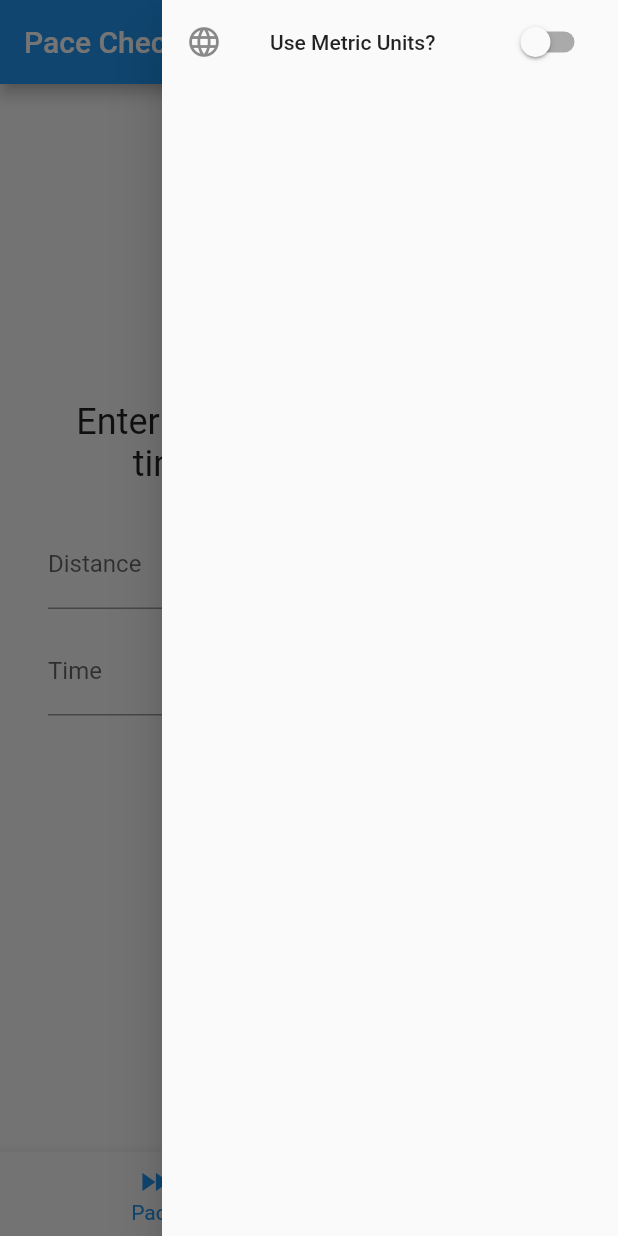
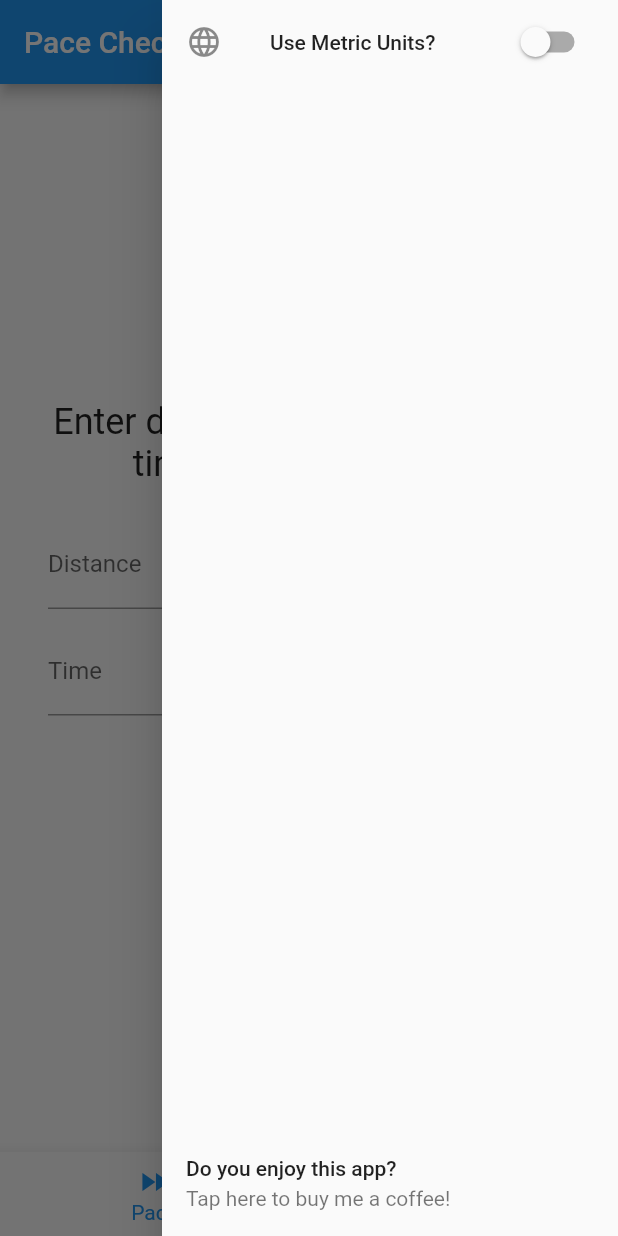
Before and after one commit to bmanley91/pace-setter-app, a Flutter app: the screen it shows after launch, with the side drawer open, on a phone screen of 412 x 824 dp. Run offline on Flutter 3.47's test engine with Material 2 defaults, Android fonts, the phone set to English and light mode, and no system bars; our stand-ins replace flutter_redux, redux.

Commit message:
Added link to support (#24)
* Added dedicated mapper file

* Use shared mapper functions

* Added url_launcher

* Implemented shill tile

* Removed .fluter-plugins files

```diff
--- /dev/null
+++ b/lib/util/constants.dart
@@ -0,0 +1 @@
+const String kofiUrl = 'https://ko-fi.com/bmanley91';
--- /dev/null
+++ b/lib/util/mappers.dart
@@ -0,0 +1,4 @@
+String mapMetricStoreStateToString(bool state) =>
+    state ? 'kilometers' : 'miles';
+
+String mapMetricStoreStateToShortString(bool state) => state ? 'km' : 'mi';
--- a/lib/widgets/distance_field.dart
+++ b/lib/widgets/distance_field.dart
@@ -1,5 +1,6 @@
 import 'package:flutter/material.dart';
 import 'package:flutter_redux/flutter_redux.dart';
+import 'package:pace_tracker_app/util/mappers.dart';
 
 class DistanceField extends StatefulWidget {
   final ValueChanged<String> onChanged;
@@ -16,7 +17,7 @@ class _DistanceFieldState extends State<DistanceField> {
   @override
   Widget build(BuildContext context) {
     return StoreConnector<bool, String>(
-        converter: (store) => _mapStoreStateToString(store.state),
+        converter: (store) => mapMetricStoreStateToString(store.state),
         builder: (context, unit) {
           return Padding(
               padding: const EdgeInsets.only(top: 12),
@@ -32,9 +33,4 @@ class _DistanceFieldState extends State<DistanceField> {
               ));
         });
   }
-
-  String _mapStoreStateToString(bool storeState) {
-    debugPrint('Mapping store state $storeState');
-    return storeState ? 'kilometers' : 'miles';
-  }
 }
--- a/lib/widgets/pace_calculator.dart
+++ b/lib/widgets/pace_calculator.dart
@@ -1,5 +1,6 @@
 import 'package:flutter/material.dart';
 import 'package:flutter_redux/flutter_redux.dart';
+import 'package:pace_tracker_app/util/mappers.dart';
 import 'package:pace_tracker_app/widgets/calculator_field.dart';
 import 'package:pace_tracker_app/widgets/clear_button.dart';
 
@@ -62,8 +63,8 @@ class _PaceCalculatorState extends State<PaceCalculator> {
 
   @override
   Widget build(BuildContext context) {
-    return StoreConnector<bool, String>(
-      builder: (context, unit) {
+    return StoreConnector<bool, _PaceCalculatorViewModel>(
+        builder: (BuildContext context, _PaceCalculatorViewModel viewModel) {
           return Form(
               child: Column(
             mainAxisSize: MainAxisSize.min,
@@ -72,8 +73,8 @@ class _PaceCalculatorState extends State<PaceCalculator> {
                   padding: const EdgeInsets.only(bottom: 12),
                   child: Text(
                     _pace.isNotEmpty
-                      ? 'Pace: $_pace per $unit'
-                      : 'Enter distance in $unit and total time to calculate pace',
+                        ? 'Pace: $_pace per ${viewModel.unitShortString}'
+                        : 'Enter distance in ${viewModel.unitString} and total time to calculate pace',
                     style: const TextStyle(
                       fontSize: 24,
                     ),
@@ -95,12 +96,20 @@ class _PaceCalculatorState extends State<PaceCalculator> {
             ],
           ));
         },
-      converter: (store) => _mapStoreStateToUnit(store.state),
-    );
+        converter: (store) => _PaceCalculatorViewModel(
+            state: store.state,
+            unitShortString: mapMetricStoreStateToShortString(store.state),
+            unitString: mapMetricStoreStateToString(store.state)));
+  }
 }
 
-  String _mapStoreStateToUnit(bool storeState) {
-    debugPrint('Mapping store state $storeState');
-    return storeState ? 'km' : 'mi';
+class _PaceCalculatorViewModel {
+  final bool state;
+  final String unitString;
+  final String unitShortString;
+
+  _PaceCalculatorViewModel(
+      {required this.state,
+      required this.unitString,
+      required this.unitShortString});
 }
-}
--- a/lib/widgets/settings_drawer.dart
+++ b/lib/widgets/settings_drawer.dart
@@ -1,5 +1,8 @@
 import 'package:flutter/material.dart';
+import 'package:pace_tracker_app/util/constants.dart';
+import 'package:pace_tracker_app/widgets/shill.dart';
 import 'package:pace_tracker_app/widgets/unit_switcher.dart';
+import 'package:url_launcher/url_launcher.dart';
 
 class SettingsDrawer extends StatefulWidget {
   const SettingsDrawer({super.key});
@@ -12,8 +15,12 @@ class _SettingsDrawerState extends State<SettingsDrawer> {
   @override
   Widget build(BuildContext context) {
     return Drawer(
-      child: ListView(
-        children: const [UnitSwitcher()],
+      child: Column(
+        children: const [
+          SafeArea(child: UnitSwitcher()),
+          Spacer(),
+          SafeArea(child: Shill(urlLauncher: launch, url: kofiUrl))
+        ],
       ),
     );
   }
--- /dev/null
+++ b/lib/widgets/shill.dart
@@ -0,0 +1,24 @@
+import 'package:flutter/material.dart';
+
+class Shill extends StatelessWidget {
+  final Future<bool> Function(String target) urlLauncher;
+  final String url;
+  const Shill({super.key, required this.url, required this.urlLauncher});
+
+  @override
+  Widget build(BuildContext context) {
+    return ListTile(
+        title: const Text('Do you enjoy this app?'),
+        onTap: () => _launchLink(url),
+        subtitle: const Text('Tap here to buy me a coffee!'));
+  }
+
+  _launchLink(url) async {
+    try {
+      await urlLauncher(url);
+      debugPrint('Successfully launched $url');
+    } catch (err) {
+      throw 'Could not launch $url. $err';
+    }
+  }
+}
--- a/pubspec.yaml
+++ b/pubspec.yaml
@@ -11,15 +11,16 @@ environment:
 dependencies:
   flutter:
     sdk: flutter
-  cupertino_icons: ^1.0.2
+  cupertino_icons: ^1.0.5
   flutter_redux: ^0.10.0
   redux: ^5.0.0
+  url_launcher: ^6.0.0-nullsafety.6
 
 dev_dependencies:
   flutter_test:
     sdk: flutter
 
-  flutter_lints: ^2.0.0
+  flutter_lints: ^2.0.1
 
   flutter_launcher_icons: "^0.11.0"
 
```
Also changed, not shown: pubspec.lock, 6 other files. Lines whose indentation alone changed are shown as unchanged.
